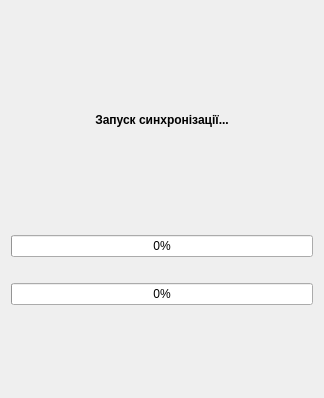
Shatur/force, file src/views/sync.ui: the form before one commit.
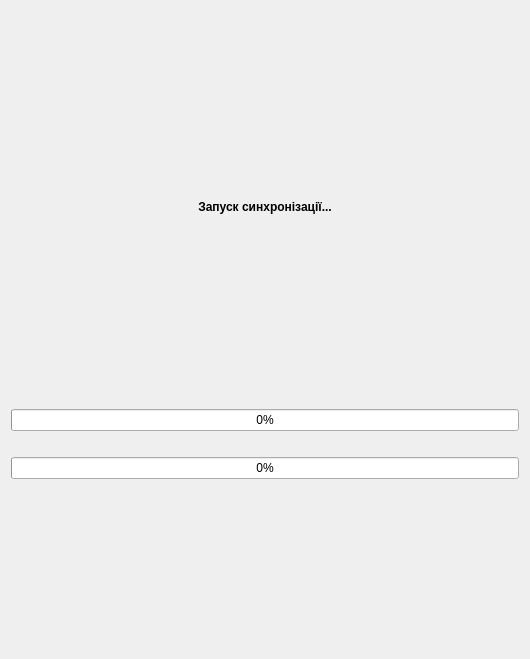
The form after the commit. Icons and pictures are not drawn. Custom widgets are drawn as their Qt base class.

```diff
--- a/src/views/sync.ui
+++ b/src/views/sync.ui
@@ -6,8 +6,8 @@
    <rect>
     <x>0</x>
     <y>0</y>
-    <width>324</width>
-    <height>398</height>
+    <width>530</width>
+    <height>659</height>
    </rect>
   </property>
   <property name="windowTitle">
```
Left out of the diff: 4 changed lines with no effect on the pictures.
